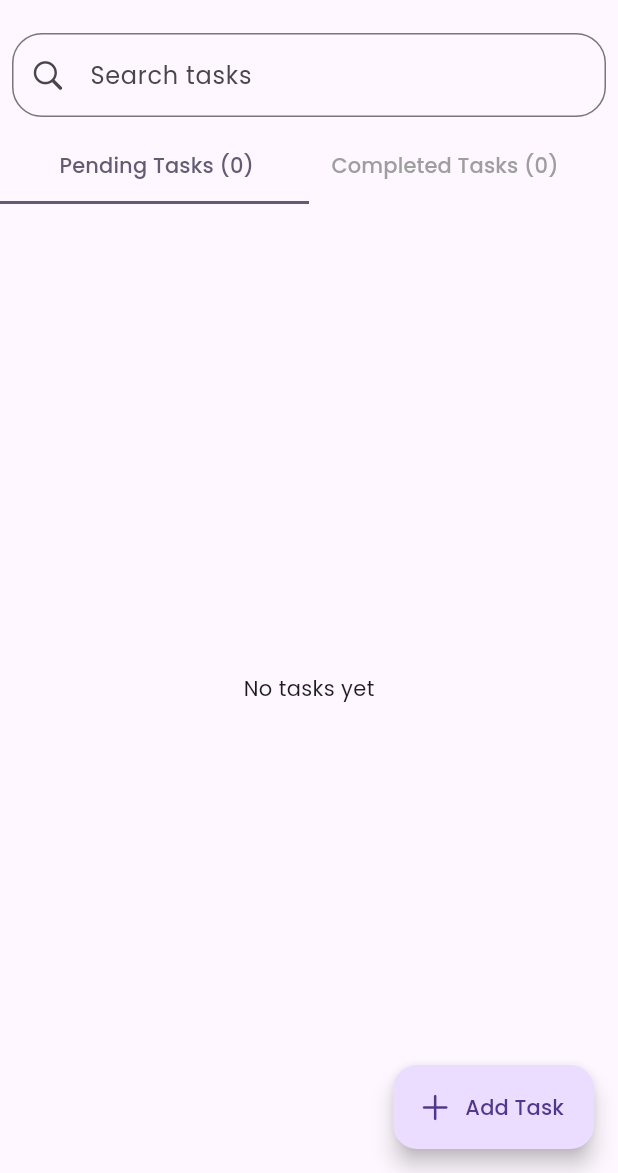
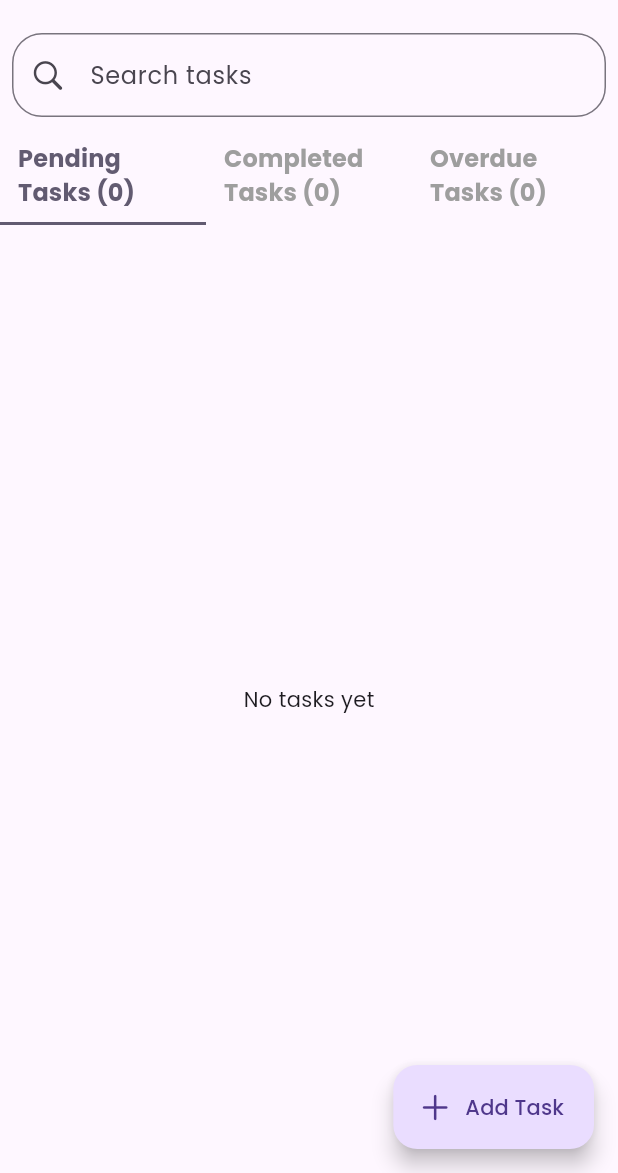
Before and after one commit to dcaayushd/CODSOFT_TODOList_App, a Flutter app: the screen it shows after launch, on a phone screen of 412 x 824 dp, the part 63-1236 px from its top. Run offline on Flutter 3.47's test engine with Material 3 defaults, Android fonts, the phone set to English and light mode, and no system bars; our stand-ins replace flutter_local_notifications, google_fonts, shared_preferences, timezone.

Commit message:
OverDue Task Section Added

```diff
--- a/lib/providers/task_provider.dart
+++ b/lib/providers/task_provider.dart
@@ -13,6 +13,32 @@ class TaskProvider with ChangeNotifier {
 
   List<Task> get tasks => List.from(_taskService.getTasks());
   List<String> get categories => _categories;
+
+  List<Task> get overdueTasks => _sortTasks(tasks
+      .where((task) =>
+          task.dueDate != null &&
+          task.dueDate!.isBefore(DateTime.now()) &&
+          !task.isCompleted)
+      .toList());
+
+  void checkAndUpdateOverdueTasks() {
+    final now = DateTime.now();
+    List<Task> tasksToUpdate = [];
+
+    for (var task in tasks) {
+      if (task.dueDate != null && task.dueDate!.isBefore(now) && !task.isCompleted) {
+        tasksToUpdate.add(task);
+      }
+    }
+
+    for (var task in tasksToUpdate) {
+      overdueTasks.add(task);
+      _taskService.deleteTask(task.id);
+    }
+
+    _saveTasks();
+    notifyListeners();
+  }
 
   List<Task> _sortTasks(List<Task> tasks) {
     List<Task> sortedTasks = List.from(tasks);
@@ -76,8 +102,7 @@ class TaskProvider with ChangeNotifier {
         _taskService.getTasks().indexWhere((task) => task.id == updatedTask.id);
     if (index != -1) {
       Task existingTask = _taskService.getTasks()[index];
-      updatedTask.isPinned =
-          existingTask.isPinned; // Preserve the pinned status
+      updatedTask.isPinned = existingTask.isPinned;
       _taskService.updateTask(updatedTask);
       _notificationService.cancelNotification(existingTask);
       _notificationService.scheduleNotification(updatedTask);
--- a/lib/screens/task_list_screen.dart
+++ b/lib/screens/task_list_screen.dart
@@ -22,6 +22,9 @@ class _TaskListScreenState extends State<TaskListScreen> {
   void initState() {
     super.initState();
     _pageController = PageController(initialPage: 0);
+    // Check and move overdue tasks when screen initializes
+    Provider.of<TaskProvider>(context, listen: false)
+        .checkAndUpdateOverdueTasks();
   }
 
   @override
@@ -82,7 +85,8 @@ class _TaskListScreenState extends State<TaskListScreen> {
                   return Row(
                     mainAxisAlignment: MainAxisAlignment.spaceEvenly,
                     children: [
-                      TextButton(
+                      Expanded(
+                        child: TextButton(
                           onPressed: () {
                             _pageController.animateToPage(0,
                                 duration: Duration(milliseconds: 300),
@@ -90,26 +94,53 @@ class _TaskListScreenState extends State<TaskListScreen> {
                           },
                           child: Text(
                             'Pending Tasks (${taskProvider.remainingTasks.length})',
-                        ),
-                        style: TextButton.styleFrom(
-                          foregroundColor: currentPage == 0
+                            style: TextStyle(
+                              fontSize: 16,
+                              fontWeight: FontWeight.bold,
+                              color: currentPage == 0
                                   ? Theme.of(context).colorScheme.secondary
                                   : Colors.grey,
                             ),
                           ),
-                      TextButton(
+                        ),
+                      ),
+                      Expanded(
+                        child: TextButton(
                           onPressed: () {
                             _pageController.animateToPage(1,
                                 duration: Duration(milliseconds: 300),
                                 curve: Curves.easeInOut);
                           },
-                        style: TextButton.styleFrom(
-                          foregroundColor: currentPage == 1
+                          child: Text(
+                            'Completed Tasks (${taskProvider.completedTasks.length})',
+                            style: TextStyle(
+                              fontSize: 16,
+                              fontWeight: FontWeight.bold,
+                              color: currentPage == 1
                                   ? Theme.of(context).colorScheme.secondary
                                   : Colors.grey,
                             ),
+                          ),
+                        ),
+                      ),
+                      Expanded(
+                        child: TextButton(
+                          onPressed: () {
+                            _pageController.animateToPage(2,
+                                duration: Duration(milliseconds: 300),
+                                curve: Curves.easeInOut);
+                          },
                           child: Text(
-                            'Completed Tasks (${taskProvider.completedTasks.length})'),
+                            'Overdue Tasks (${taskProvider.overdueTasks.length})',
+                            style: TextStyle(
+                              fontSize: 16,
+                              fontWeight: FontWeight.bold,
+                              color: currentPage == 2
+                                  ? Theme.of(context).colorScheme.secondary
+                                  : Colors.grey,
+                            ),
+                          ),
+                        ),
                       ),
                     ],
                   );
@@ -138,6 +169,14 @@ class _TaskListScreenState extends State<TaskListScreen> {
                                 : Colors.transparent,
                           ),
                         ),
+                        Expanded(
+                          child: AnimatedContainer(
+                            duration: Duration(milliseconds: 300),
+                            color: currentPage == 2
+                                ? Theme.of(context).colorScheme.secondary
+                                : Colors.transparent,
+                          ),
+                        ),
                       ],
                     );
                   },
@@ -152,6 +191,7 @@ class _TaskListScreenState extends State<TaskListScreen> {
                   children: [
                     _buildTaskList(taskProvider, false),
                     _buildTaskList(taskProvider, true),
+                    _buildOverdueTaskList(taskProvider),
                   ],
                 ),
               ),
@@ -235,4 +275,61 @@ class _TaskListScreenState extends State<TaskListScreen> {
       },
     );
   }
+
+  Widget _buildOverdueTaskList(TaskProvider taskProvider) {
+    final filteredTasks = _searchQuery.isEmpty
+        ? taskProvider.overdueTasks
+        : taskProvider
+            .searchTasks(_searchQuery)
+            .where((task) =>
+                task.dueDate != null &&
+                task.dueDate!.isBefore(DateTime.now()) &&
+                !task.isCompleted)
+            .toList();
+
+    if (filteredTasks.isEmpty) {
+      return Center(
+        child: Text('No overdue tasks'),
+      );
     }
+
+    return ListView.builder(
+      itemCount: filteredTasks.length,
+      itemBuilder: (context, index) {
+        final task = filteredTasks[index];
+        final isNewlyAdded = _lastAddedTaskTime != null &&
+            task.createdAt.isAfter(_lastAddedTaskTime!);
+
+        return Dismissible(
+          key: Key(task.id),
+          background: Container(
+            decoration: BoxDecoration(
+              color: Colors.red,
+              borderRadius: BorderRadius.circular(12),
+            ),
+            alignment: Alignment.centerRight,
+            padding: EdgeInsets.only(right: 20),
+            child: Icon(CupertinoIcons.delete, color: Colors.white),
+          ),
+          direction: DismissDirection.endToStart,
+          confirmDismiss: (direction) async {
+            final result = await showDialog(
+              context: context,
+              builder: (context) => DeleteTaskDialog(taskTitle: task.title),
+            );
+            return result == true;
+          },
+          onDismissed: (direction) {
+            taskProvider.deleteTask(task.id);
+          },
+          child: AnimatedContainer(
+            duration: Duration(seconds: 1),
+            curve: Curves.easeInOut,
+            color: isNewlyAdded ? Colors.yellow.withOpacity(0.3) : null,
+            child: TaskListItem(task: task),
+          ),
+        );
+      },
+    );
+  }
+}
```
Lines whose indentation alone changed are shown as unchanged.
